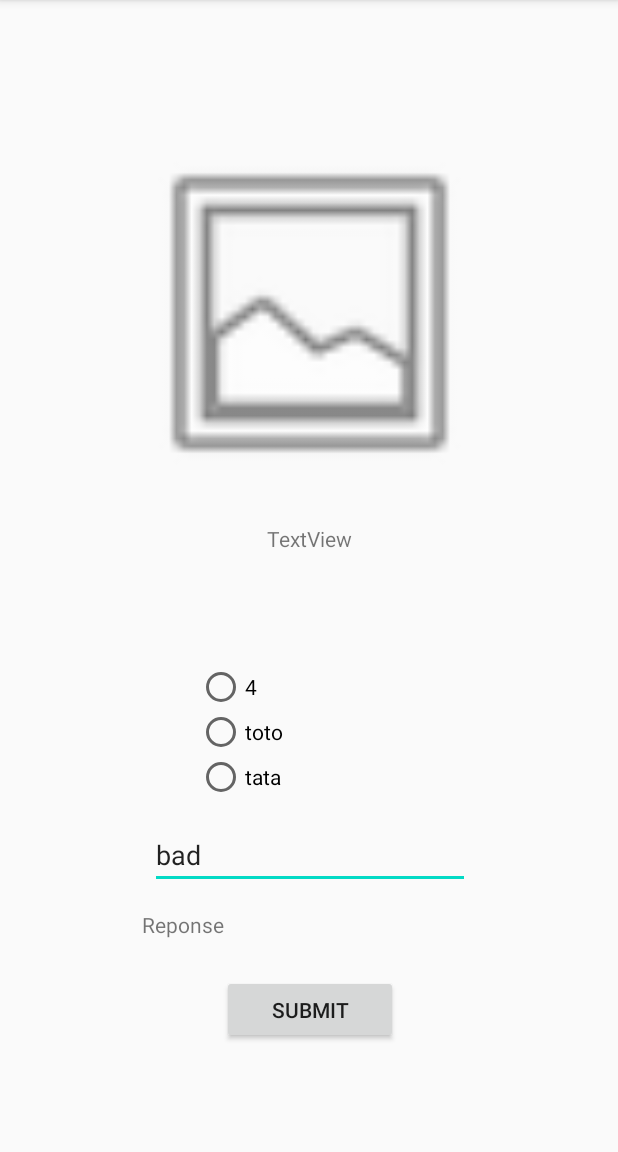
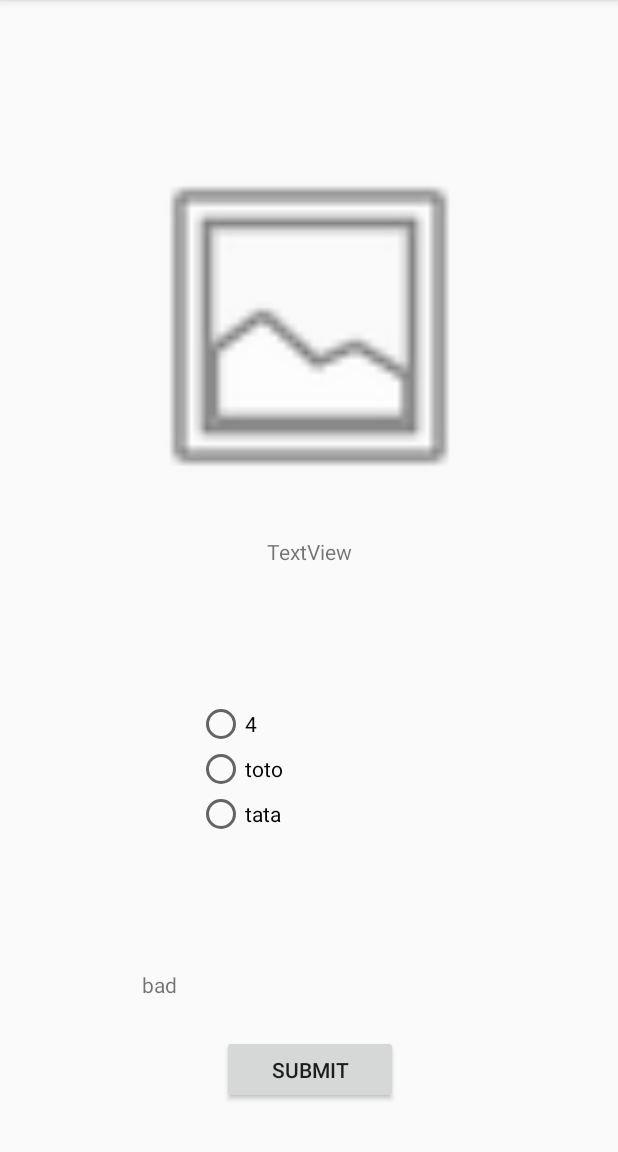
Before and after one commit to WKilliam/QuizChinese, an Android app: the screen it shows after launch (MainActivity), after a tap on "SUBMIT", on a phone screen of 412 x 824 dp, the part 84-1236 px from its top. Run offline under Robolectric (Android 15) with nearby library versions, the phone set to English and light mode, and no system bars; 2 statements that could not run were skipped.

Commit message:
changeResult

```diff
--- a/app/src/main/java/com/learn/chinesequiz/MainActivity.java
+++ b/app/src/main/java/com/learn/chinesequiz/MainActivity.java
@@ -61,10 +61,10 @@ public class MainActivity extends AppCompatActivity {
                 RadioButton b =findViewById(checkedRadioButtonId);
 
                 if(b.getText().equals(question.getGoodResult())){
-                    TextView viewById3 = findViewById(R.id.testbox);
+                    TextView viewById3 = findViewById(R.id.resultTextView);
                     viewById3.setText("good");
                 }else{
-                    TextView viewById3 = findViewById(R.id.testbox);
+                    TextView viewById3 = findViewById(R.id.resultTextView);
                     viewById3.setText("bad");
                 }
                 Log.i("MainActivity","test message "+b.getText());
--- a/app/src/main/res/layout/activity_main.xml
+++ b/app/src/main/res/layout/activity_main.xml
@@ -21,7 +21,7 @@
         android:id="@+id/Submit"
         android:layout_width="117dp"
         android:layout_height="46dp"
-        android:layout_marginBottom="72dp"
+        android:layout_marginBottom="32dp"
         android:text="Submit"
         app:layout_constraintBottom_toBottomOf="parent"
         app:layout_constraintEnd_toEndOf="@+id/resultTextView"
@@ -74,15 +74,4 @@
         app:layout_constraintStart_toStartOf="@+id/imageView"
         app:layout_constraintTop_toBottomOf="@+id/imageView" />
 
-    <EditText
-        android:id="@+id/testbox"
-        android:layout_width="wrap_content"
-        android:layout_height="wrap_content"
-        android:ems="10"
-        android:inputType="number"
-        app:layout_constraintBottom_toTopOf="@+id/resultTextView"
-        app:layout_constraintEnd_toEndOf="@+id/RadioGroup"
-        app:layout_constraintStart_toStartOf="@+id/RadioGroup"
-        app:layout_constraintTop_toBottomOf="@+id/RadioGroup" />
-
 </androidx.constraintlayout.widget.ConstraintLayout>
```
